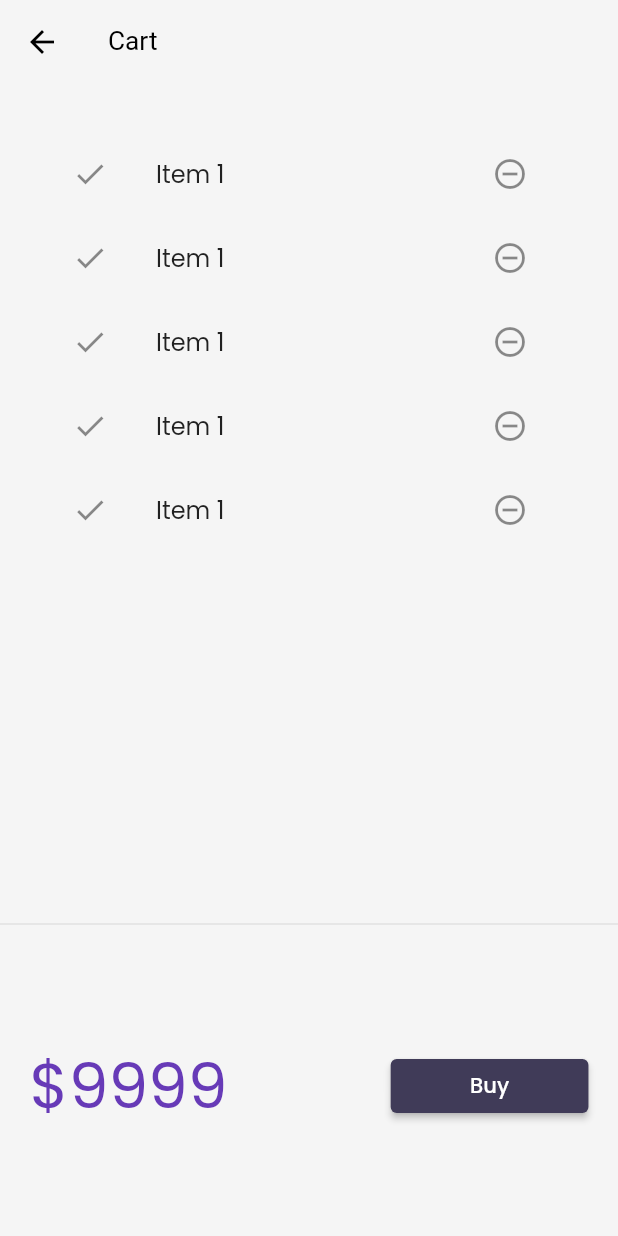
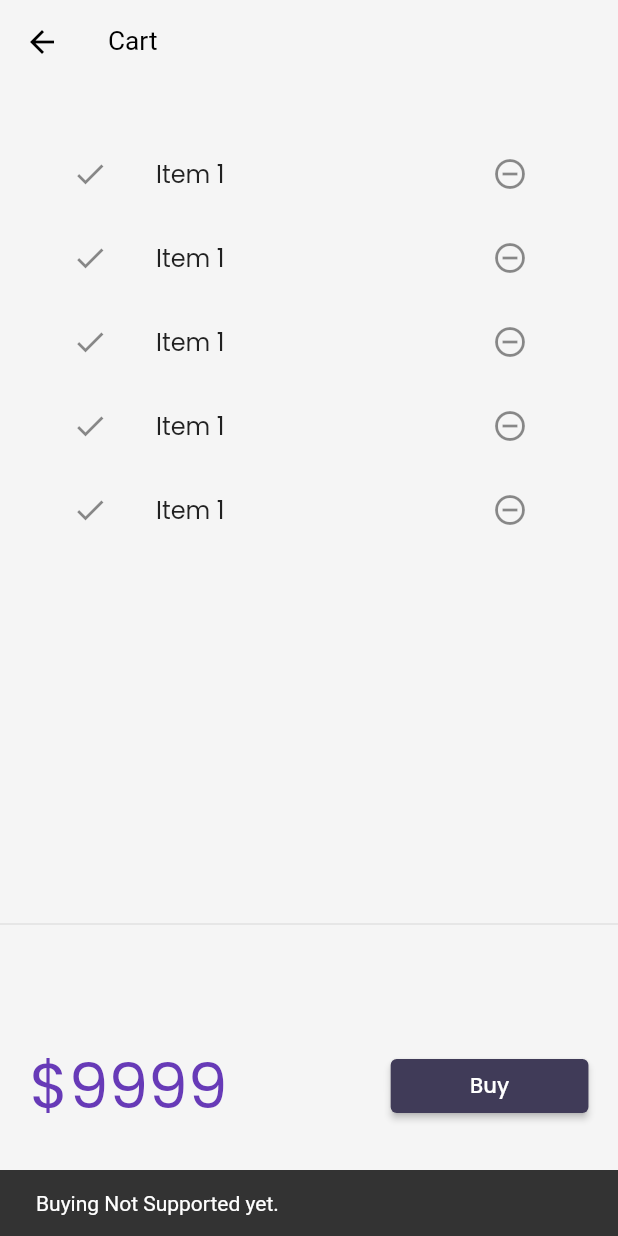
Before and after one commit to kaifmalek17/Catalog-App, a Flutter app: the CartPage screen opened by its route, after a tap on "Buy", on a phone screen of 412 x 824 dp. Run offline on Flutter 3.47's test engine with Material 2 defaults, Android fonts, the light colour scheme and no system bars; our stand-ins replace google_fonts, velocity_x; network calls fail.

Commit message:
day 18 is completed

```diff
--- a/lib/models/catelog.dart
+++ b/lib/models/catelog.dart
@@ -4,11 +4,11 @@ class CatelogModel {
   static List<Item> items = [];
 
   //Get Item by ID
-  static Item getById(int id) =>
+  Item getById(int id) =>
       items.firstWhere((element) => element.id == id, orElse: null);
 
   //Get Item by Position
-  static Item getByPosition(int pos) => items[pos];
+  Item getByPosition(int pos) => items[pos];
 }
 
 class Item {
--- a/lib/pages/cart_page.dart
+++ b/lib/pages/cart_page.dart
@@ -1,4 +1,5 @@
 import 'package:flutter/material.dart';
+// ignore: unused_import
 import 'package:mine_app/models/catelog.dart';
 import 'package:mine_app/widgets/theme.dart';
 import 'package:velocity_x/velocity_x.dart';
@@ -38,7 +39,13 @@ class _CardTotal extends StatelessWidget {
           "\$9999".text.xl5.color(context.theme.colorScheme.secondary).make(),
           30.widthBox,
           ElevatedButton(
-            onPressed: () {},
+            onPressed: () {
+              ScaffoldMessenger.of(context).showSnackBar(
+                SnackBar(
+                  content: 'Buying Not Supported yet.'.text.make(),
+                ),
+              );
+            },
             style: ButtonStyle(
               backgroundColor: MaterialStateProperty.all(Mytheme.darkBluish),
             ),
--- a/lib/widgets/home_widgets/catelog_list.dart
+++ b/lib/widgets/home_widgets/catelog_list.dart
@@ -14,7 +14,7 @@ class CatelogList extends StatelessWidget {
       shrinkWrap: true,
       itemCount: CatelogModel.items.length,
       itemBuilder: (context, index) {
-        final catelog = CatelogModel.getByPosition(index);
+        final catelog = CatelogModel.items[index];
         return InkWell(
           onTap: () => Navigator.push(
             context,
```
Also changed, not shown: lib/models/cart.dart (added, +60 -0 lines).
